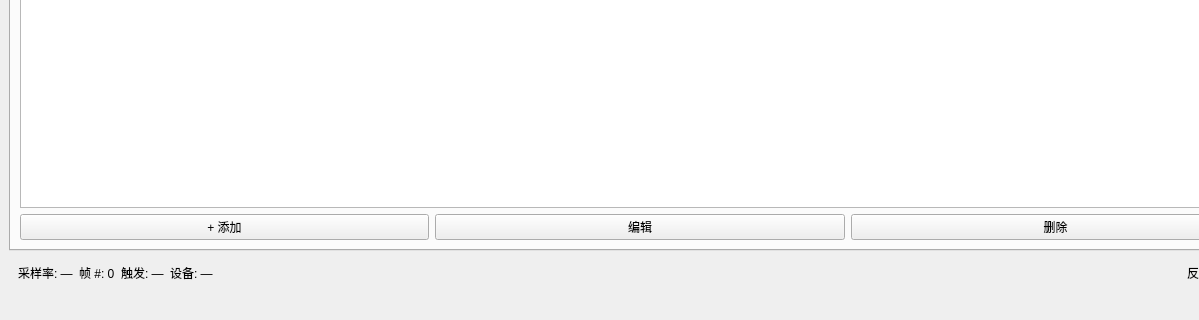
Old version of the form scope/ui/main_window.ui in the repository Carrollxiang/ART_Oscilloscope-; both pictures show x 0 to 1199 and y 480 to 800 of the 1280 by 800 pixel window.
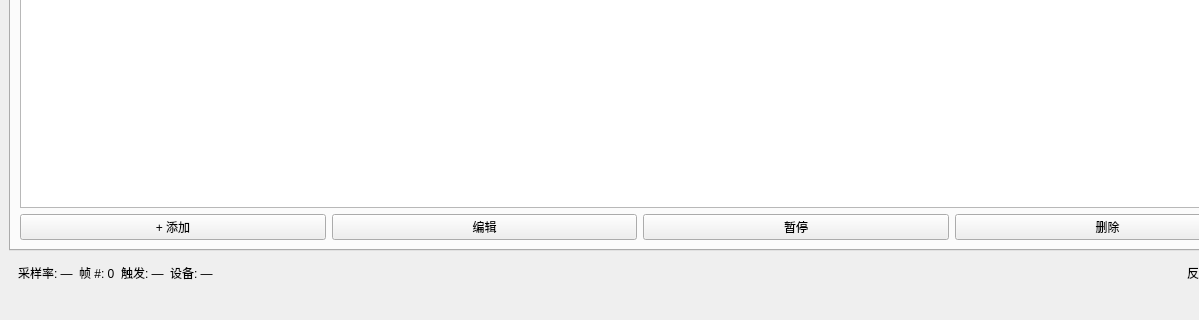
New version of the form. The open tabs and pages were chosen to show the change.

Commit message:
feat: 测量时间窗口 + 命名 + 反馈暂停
测量面板重构:
- 每行新增 [名称] 字段, 可自定义标识
- 每行新增 [起始时间] [结束时间] QDoubleSpinBox, 限定计算的时间段
- 值直接从 AnalysisResult 原始数据切片后计算, 不依赖 pipeline 预处理
- 默认 3 行: CH1 幅值(Vpp), CH1 频率(Freq), CH2 幅值(Vpp)

反馈系统:
- FeedbackSlot 基类新增 pause() / resume() 方法
- PAUSED 状态的 slot 连接池保持打开, 但 dispatch 跳过
- UI 反馈标签颜色: running=绿, paused=橙, error=红
- 新增 [暂停/继续] 按钮, 可运行时暂停/恢复反馈
- 状态栏显示运行/暂停计数

The edit to the form file:
```diff
--- a/scope/ui/main_window.ui
+++ b/scope/ui/main_window.ui
@@ -187,6 +187,11 @@
               <property name="text"><string>编辑</string></property>
              </widget>
             </item>
+            <item>
+             <widget class="QPushButton" name="btnPauseFeedback">
+              <property name="text"><string>暂停</string></property>
+             </widget>
+            </item>
             <item>
              <widget class="QPushButton" name="btnRemoveFeedback">
               <property name="text"><string>删除</string></property>
```
The commit also changes 4 other files.
